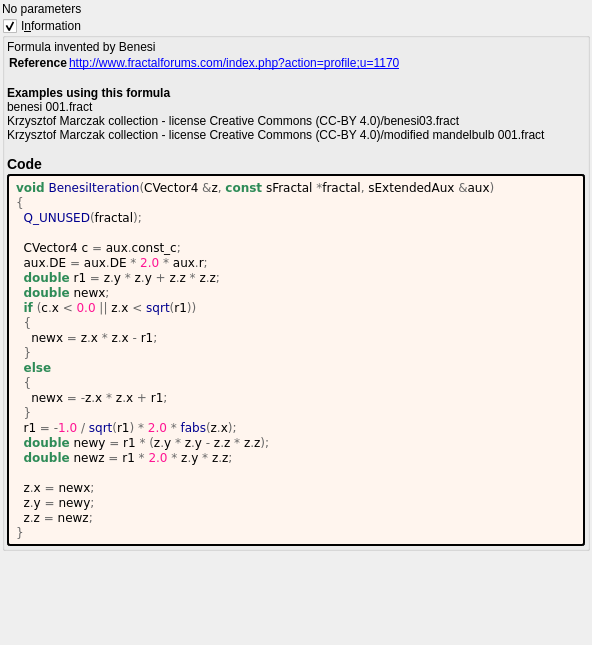
buddhi1980/mandelbulber2, file mandelbulber2/formula/ui/benesi.ui: the form before one commit.
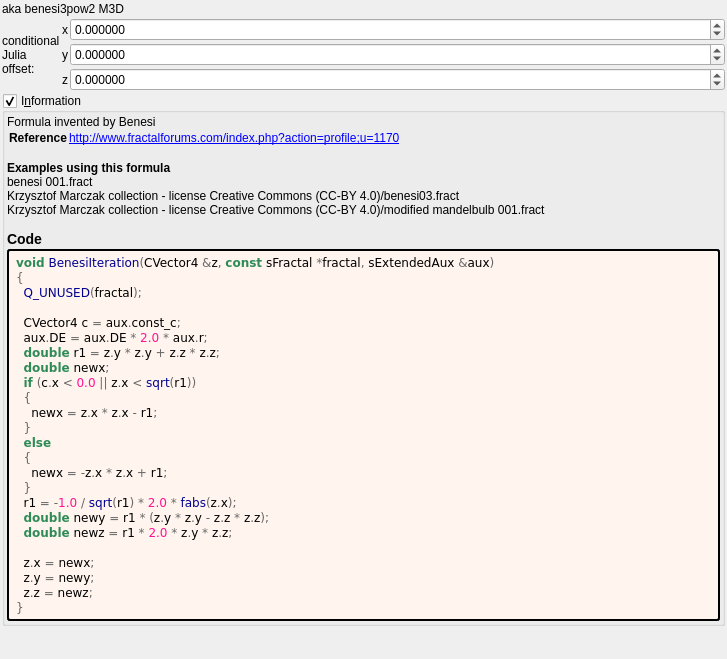
The form after the commit. Custom widgets are drawn as their Qt base class.

```diff
--- a/mandelbulber2/formula/ui/benesi.ui
+++ b/mandelbulber2/formula/ui/benesi.ui
@@ -6,8 +6,8 @@
    <rect>
     <x>0</x>
     <y>0</y>
-    <width>592</width>
-    <height>645</height>
+    <width>727</width>
+    <height>659</height>
    </rect>
   </property>
   <property name="windowTitle">
@@ -32,10 +32,131 @@
    <item>
     <widget class="QLabel" name="label">
      <property name="text">
-      <string>No parameters</string>
+      <string>aka benesi3pow2 M3D</string>
      </property>
     </widget>
    </item>
+   <item>
+    <layout class="QGridLayout" name="gridLayout_30" columnstretch="0,0,0,1">
+     <property name="spacing">
+      <number>2</number>
+     </property>
+     <item row="2" column="3">
+      <widget class="MyDoubleSpinBox" name="spinbox3_transf_offset_000_z">
+       <property name="sizePolicy">
+        <sizepolicy hsizetype="Minimum" vsizetype="Maximum">
+         <horstretch>0</horstretch>
+         <verstretch>0</verstretch>
+        </sizepolicy>
+       </property>
+       <property name="prefix">
+        <string/>
+       </property>
+       <property name="suffix">
+        <string/>
+       </property>
+       <property name="decimals">
+        <number>6</number>
+       </property>
+       <property name="minimum">
+        <double>-99.989999999999995</double>
+       </property>
+       <property name="maximum">
+        <double>99.989999999999995</double>
+       </property>
+       <property name="singleStep">
+        <double>0.100000000000000</double>
+       </property>
+      </widget>
+     </item>
+     <item row="0" column="2">
+      <widget class="QLabel" name="label_115">
+       <property name="text">
+        <string notr="true">x</string>
+       </property>
+      </widget>
+     </item>
+     <item row="2" column="2">
+      <widget class="QLabel" name="label_117">
+       <property name="text">
+        <string notr="true">z</string>
+       </property>
+      </widget>
+     </item>
+     <item row="1" column="3">
+      <widget class="MyDoubleSpinBox" name="spinbox3_transf_offset_000_y">
+       <property name="sizePolicy">
+        <sizepolicy hsizetype="Minimum" vsizetype="Maximum">
+         <horstretch>0</horstretch>
+         <verstretch>0</verstretch>
+        </sizepolicy>
+       </property>
+       <property name="prefix">
+        <string/>
+       </property>
+       <property name="suffix">
+        <string/>
+       </property>
+       <property name="decimals">
+        <number>6</number>
+       </property>
+       <property name="minimum">
+        <double>-99.989999999999995</double>
+       </property>
+       <property name="maximum">
+        <double>99.989999999999995</double>
+       </property>
+       <property name="singleStep">
+        <double>0.100000000000000</double>
+       </property>
+      </widget>
+     </item>
+     <item row="0" column="3">
+      <widget class="MyDoubleSpinBox" name="spinbox3_transf_offset_000_x">
+       <property name="sizePolicy">
+        <sizepolicy hsizetype="Minimum" vsizetype="Maximum">
+         <horstretch>0</horstretch>
+         <verstretch>0</verstretch>
+        </sizepolicy>
+       </property>
+       <property name="prefix">
+        <string/>
+       </property>
+       <property name="suffix">
+        <string/>
+       </property>
+       <property name="decimals">
+        <number>6</number>
+       </property>
+       <property name="minimum">
+        <double>-99.989999999999995</double>
+       </property>
+       <property name="maximum">
+        <double>99.989999999999995</double>
+       </property>
+       <property name="singleStep">
+        <double>0.100000000000000</double>
+       </property>
+      </widget>
+     </item>
+     <item row="1" column="2">
+      <widget class="QLabel" name="label_116">
+       <property name="text">
+        <string notr="true">y</string>
+       </property>
+      </widget>
+     </item>
+     <item row="0" column="0" rowspan="3" colspan="2">
+      <widget class="QLabel" name="label_256">
+       <property name="text">
+        <string>conditional
+Julia
+offset:</string>
+       </property>
+      </widget>
+     </item>
+    </layout>
+   </item>
    <item>
     <widget class="MyGroupBox" name="groupCheck_info">
      <property name="title">
@@ -153,6 +274,11 @@
    <header>my_group_box.h</header>
    <container>1</container>
   </customwidget>
+  <customwidget>
+   <class>MyDoubleSpinBox</class>
+   <extends>QDoubleSpinBox</extends>
+   <header>my_double_spin_box.h</header>
+  </customwidget>
  </customwidgets>
  <tabstops>
   <tabstop>groupCheck_info</tabstop>
```
Left out of the diff: 2 changed lines with no effect on the pictures.
